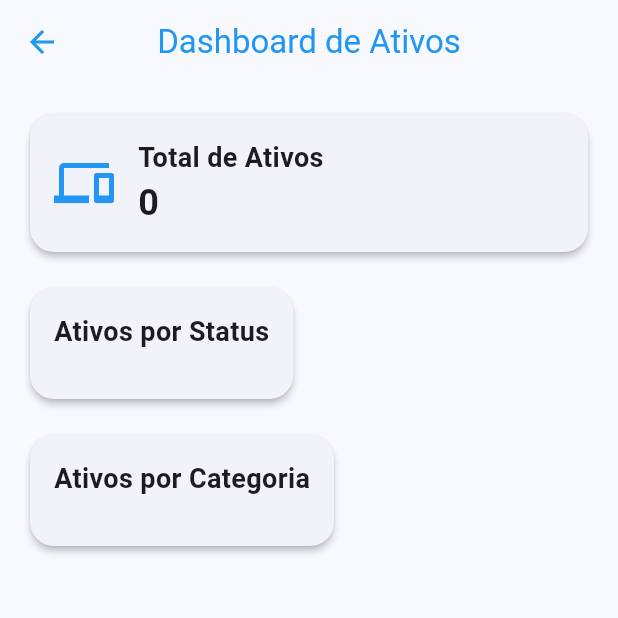
After one commit to throdriguesdev/app-unit, a Flutter app: the screen it shows after launch, after a tap on "Dashboard", on a phone screen of 412 x 824 dp, the top half of it. The commit adds this screen. Run offline on Flutter 3.47's test engine with Material 3 defaults, Android fonts, the phone set to English and light mode, and no system bars; our stand-ins replace file_picker, google_fonts; network calls fail.

Commit message:
add dashboard screen

```diff
--- a/lib/providers/asset_provider.dart
+++ b/lib/providers/asset_provider.dart
@@ -62,4 +62,30 @@ class AssetProvider with ChangeNotifier {
       notifyListeners();
     }
   }
+
+  // New Dashboard-related methods
+  Map<String, int> getAssetStatusCounts() {
+    final statusCounts = <String, int>{};
+
+    for (var asset in _assets) {
+      statusCounts[asset.status] = (statusCounts[asset.status] ?? 0) + 1;
+    }
+
+    return statusCounts;
+  }
+
+  Map<String, int> getAssetCategoryCounts() {
+    final categoryCounts = <String, int>{};
+
+    for (var asset in _assets) {
+      categoryCounts[asset.category] =
+          (categoryCounts[asset.category] ?? 0) + 1;
+    }
+
+    return categoryCounts;
+  }
+
+  int getTotalAssets() {
+    return _assets.length;
+  }
 }
--- /dev/null
+++ b/lib/screens/dashboard_screen.dart
@@ -0,0 +1,175 @@
+import 'package:flutter/material.dart';
+import 'package:provider/provider.dart';
+import '../providers/asset_provider.dart';
+
+class DashboardScreen extends StatelessWidget {
+  const DashboardScreen({Key? key}) : super(key: key);
+
+  @override
+  Widget build(BuildContext context) {
+    return Scaffold(
+      appBar: AppBar(
+        title: const Text('Dashboard de Ativos'),
+      ),
+      body: Consumer<AssetProvider>(
+        builder: (context, assetProvider, child) {
+          if (assetProvider.isLoading) {
+            return const Center(child: CircularProgressIndicator());
+          }
+
+          final statusCounts = assetProvider.getAssetStatusCounts();
+          final categoryCounts = assetProvider.getAssetCategoryCounts();
+          final totalAssets = assetProvider.getTotalAssets();
+
+          return SingleChildScrollView(
+            padding: const EdgeInsets.all(16.0),
+            child: Column(
+              crossAxisAlignment: CrossAxisAlignment.start,
+              children: [
+                _buildTotalAssetsCard(totalAssets),
+                const SizedBox(height: 16),
+                _buildStatusBreakdown(statusCounts),
+                const SizedBox(height: 16),
+                _buildCategoryBreakdown(categoryCounts),
+              ],
+            ),
+          );
+        },
+      ),
+    );
+  }
+
+  Widget _buildTotalAssetsCard(int totalAssets) {
+    return Card(
+      child: Padding(
+        padding: const EdgeInsets.all(16.0),
+        child: Row(
+          children: [
+            const Icon(Icons.devices, size: 40, color: Colors.blue),
+            const SizedBox(width: 16),
+            Column(
+              crossAxisAlignment: CrossAxisAlignment.start,
+              children: [
+                const Text(
+                  'Total de Ativos',
+                  style: TextStyle(
+                    fontSize: 18,
+                    fontWeight: FontWeight.bold,
+                  ),
+                ),
+                Text(
+                  '$totalAssets',
+                  style: const TextStyle(
+                    fontSize: 24,
+                    fontWeight: FontWeight.w600,
+                  ),
+                ),
+              ],
+            ),
+          ],
+        ),
+      ),
+    );
+  }
+
+  Widget _buildStatusBreakdown(Map<String, int> statusCounts) {
+    return Card(
+      child: Padding(
+        padding: const EdgeInsets.all(16.0),
+        child: Column(
+          crossAxisAlignment: CrossAxisAlignment.start,
+          children: [
+            const Text(
+              'Ativos por Status',
+              style: TextStyle(
+                fontSize: 18,
+                fontWeight: FontWeight.bold,
+              ),
+            ),
+            const SizedBox(height: 16),
+            ...statusCounts.entries
+                .map((entry) => _buildStatusRow(
+                    entry.key, entry.value, _getColorForStatus(entry.key)))
+                .toList(),
+          ],
+        ),
+      ),
+    );
+  }
+
+  Widget _buildStatusRow(String status, int count, Color color) {
+    return Padding(
+      padding: const EdgeInsets.symmetric(vertical: 8.0),
+      child: Row(
+        children: [
+          Container(
+            width: 20,
+            height: 20,
+            decoration: BoxDecoration(
+              color: color,
+              shape: BoxShape.circle,
+            ),
+          ),
+          const SizedBox(width: 16),
+          Text(
+            '$status: $count',
+            style: const TextStyle(fontSize: 16),
+          ),
+        ],
+      ),
+    );
+  }
+
+  Widget _buildCategoryBreakdown(Map<String, int> categoryCounts) {
+    return Card(
+      child: Padding(
+        padding: const EdgeInsets.all(16.0),
+        child: Column(
+          crossAxisAlignment: CrossAxisAlignment.start,
+          children: [
+            const Text(
+              'Ativos por Categoria',
+              style: TextStyle(
+                fontSize: 18,
+                fontWeight: FontWeight.bold,
+              ),
+            ),
+            const SizedBox(height: 16),
+            ...categoryCounts.entries
+                .map((entry) => _buildCategoryRow(entry.key, entry.value))
+                .toList(),
+          ],
+        ),
+      ),
+    );
+  }
+
+  Widget _buildCategoryRow(String category, int count) {
+    return Padding(
+      padding: const EdgeInsets.symmetric(vertical: 8.0),
+      child: Row(
+        children: [
+          const Icon(Icons.circle, color: Colors.blue, size: 20),
+          const SizedBox(width: 16),
+          Text(
+            '$category: $count',
+            style: const TextStyle(fontSize: 16),
+          ),
+        ],
+      ),
+    );
+  }
+
+  Color _getColorForStatus(String status) {
+    switch (status.toLowerCase()) {
+      case 'em uso':
+        return Colors.green;
+      case 'retired':
+        return Colors.red;
+      case 'em manutenção':
+        return Colors.orange;
+      default:
+        return Colors.grey;
+    }
+  }
+}
--- a/lib/screens/home_screen.dart
+++ b/lib/screens/home_screen.dart
@@ -2,6 +2,7 @@ import 'package:flutter/material.dart';
 import 'package:animations/animations.dart';
 import 'asset_list_screen.dart';
 import 'file_management_screen.dart';
+import 'dashboard_screen.dart';
 
 class HomeScreen extends StatelessWidget {
   const HomeScreen({Key? key}) : super(key: key);
@@ -37,6 +38,14 @@ class HomeScreen extends StatelessWidget {
               title: 'Gerenciar Ativos',
               description: 'Visualize e gerencie seus ativos de TI',
               screen: const AssetListScreen(),
+            ),
+            const SizedBox(height: 50),
+            _buildMenuCard(
+              context,
+              icon: Icons.dashboard,
+              title: 'Dashboard',
+              description: 'Visualize estatísticas dos seus ativos',
+              screen: const DashboardScreen(), // Add Dashboard screen
             ),
             const SizedBox(height: 20),
             _buildMenuCard(
--- a/lib/theme/app_theme.dart
+++ b/lib/theme/app_theme.dart
@@ -10,7 +10,7 @@ class AppTheme {
       ),
       useMaterial3: true,
       textTheme: GoogleFonts.robotoTextTheme(),
-      appBarTheme: AppBarTheme(
+      appBarTheme: const AppBarTheme(
         elevation: 0,
         centerTitle: true,
         backgroundColor: Colors.transparent,
```
